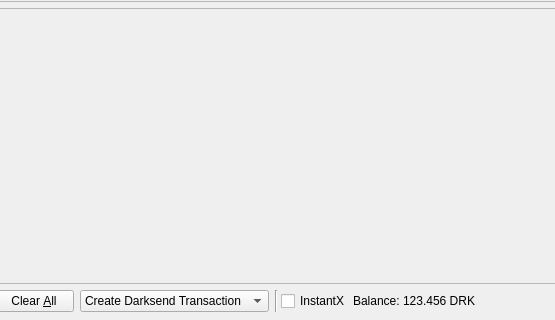
Before: the Qt Designer form src/qt/forms/sendcoinsdialog.ui in NarubyRiverlione/Spice, drawn with Qt 5; both pictures show x 107 to 662 and y 174 to 494 of the 1024 by 494 pixel window.
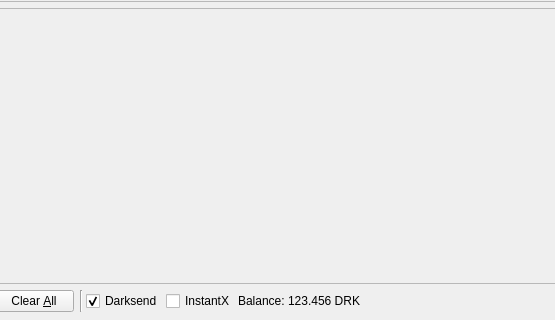
After: the same form once the commit is applied. Icons and pictures are not drawn.

Commit message: fixed fee dialog

The edit to the form file:
```diff
--- a/src/qt/forms/sendcoinsdialog.ui
+++ b/src/qt/forms/sendcoinsdialog.ui
@@ -702,34 +702,6 @@
        </property>
       </widget>
      </item>
-     <item>
-      <widget class="QComboBox" name="inputType">
-       <property name="minimumSize">
-        <size>
-         <width>175</width>
-         <height>0</height>
-        </size>
-       </property>
-       <property name="currentIndex">
-        <number>0</number>
-       </property>
-       <item>
-        <property name="text">
-         <string>Create Darksend Transaction</string>
-        </property>
-       </item>
-       <item>
-        <property name="text">
-         <string>Create Normal Transaction</string>
-        </property>
-       </item>
-       <item>
-        <property name="text">
-         <string>No Preference</string>
-        </property>
-       </item>
-      </widget>
-     </item>
      <item>
       <layout class="QHBoxLayout" name="horizontalLayout_2">
        <property name="spacing">
@@ -748,6 +720,16 @@
          </property>
         </widget>
        </item>
+       <item>
+        <widget class="QCheckBox" name="checkUseDarksend">
+         <property name="text">
+          <string>Darksend</string>
+         </property>
+         <property name="checked">
+          <bool>true</bool>
+         </property>
+        </widget>
+       </item>
        <item>
         <widget class="QCheckBox" name="checkInstantX">
          <property name="text">
```
The commit also changes 4 other files.
